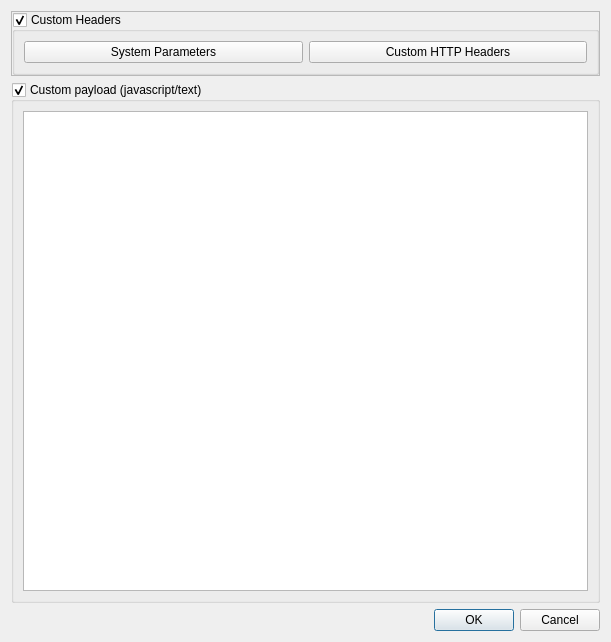
Before: the Qt Designer form src/nekobox/ui/group/dialog_edit_subscription.ui in qr243vbi/nekobox, drawn with Qt 5.
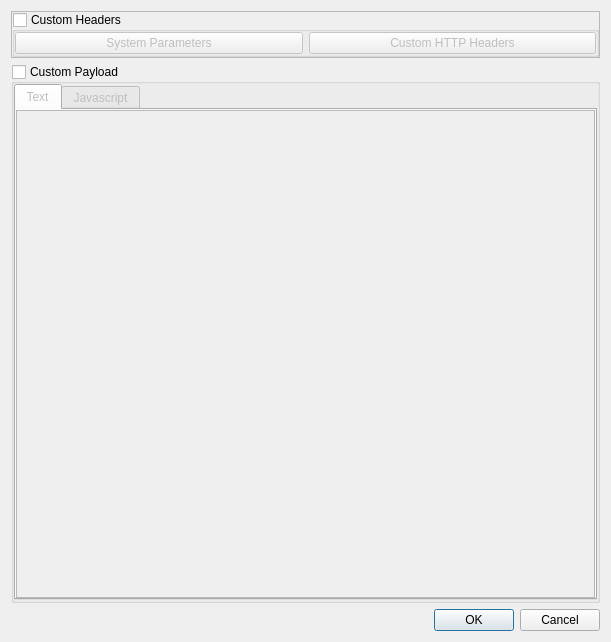
After: the same form once the commit is applied.

The edit to the form file:
```diff
--- a/src/nekobox/ui/group/dialog_edit_subscription.ui
+++ b/src/nekobox/ui/group/dialog_edit_subscription.ui
@@ -46,7 +46,22 @@
         <property name="checkable">
          <bool>true</bool>
         </property>
+        <property name="checked">
+         <bool>false</bool>
+        </property>
         <layout class="QGridLayout" name="gridLayout_2">
+         <property name="leftMargin">
+          <number>0</number>
+         </property>
+         <property name="topMargin">
+          <number>0</number>
+         </property>
+         <property name="rightMargin">
+          <number>0</number>
+         </property>
+         <property name="bottomMargin">
+          <number>0</number>
+         </property>
          <item row="0" column="1">
           <widget class="QPushButton" name="headers">
            <property name="text">
@@ -70,14 +85,89 @@
    <item>
     <widget class="QGroupBox" name="enable_payload">
      <property name="title">
-      <string>Custom payload (javascript/text)</string>
+      <string>Custom Payload</string>
+     </property>
+     <property name="flat">
+      <bool>false</bool>
      </property>
      <property name="checkable">
       <bool>true</bool>
      </property>
+     <property name="checked">
+      <bool>false</bool>
+     </property>
      <layout class="QVBoxLayout" name="verticalLayout_2">
+      <property name="spacing">
+       <number>0</number>
+      </property>
+      <property name="leftMargin">
+       <number>0</number>
+      </property>
+      <property name="topMargin">
+       <number>0</number>
+      </property>
+      <property name="rightMargin">
+       <number>0</number>
+      </property>
+      <property name="bottomMargin">
+       <number>0</number>
+      </property>
       <item>
-       <widget class="QPlainTextEdit" name="javascript_payload"/>
+       <widget class="QTabWidget" name="tabs">
+        <property name="currentIndex">
+         <number>0</number>
+        </property>
+        <widget class="QWidget" name="text_tab">
+         <attribute name="title">
+          <string>Text</string>
+         </attribute>
+         <layout class="QHBoxLayout" name="horizontalLayout">
+          <property name="spacing">
+           <number>0</number>
+          </property>
+          <property name="leftMargin">
+           <number>0</number>
+          </property>
+          <property name="topMargin">
+           <number>0</number>
+          </property>
+          <property name="rightMargin">
+           <number>0</number>
+          </property>
+          <property name="bottomMargin">
+           <number>0</number>
+          </property>
+          <item>
+           <widget class="QTextEdit" name="text"/>
+          </item>
+         </layout>
+        </widget>
+        <widget class="QWidget" name="javascript_tab">
+         <attribute name="title">
+          <string>Javascript</string>
+         </attribute>
+         <layout class="QHBoxLayout" name="horizontalLayout_2">
+          <property name="spacing">
+           <number>0</number>
+          </property>
+          <property name="leftMargin">
+           <number>0</number>
+          </property>
+          <property name="topMargin">
+           <number>0</number>
+          </property>
+          <property name="rightMargin">
+           <number>0</number>
+          </property>
+          <property name="bottomMargin">
+           <number>0</number>
+          </property>
+          <item>
+           <widget class="QTextEdit" name="javascript"/>
+          </item>
+         </layout>
+        </widget>
+       </widget>
       </item>
      </layout>
     </widget>
```
Left out of the diff: 16 changed lines with no effect on the pictures.
